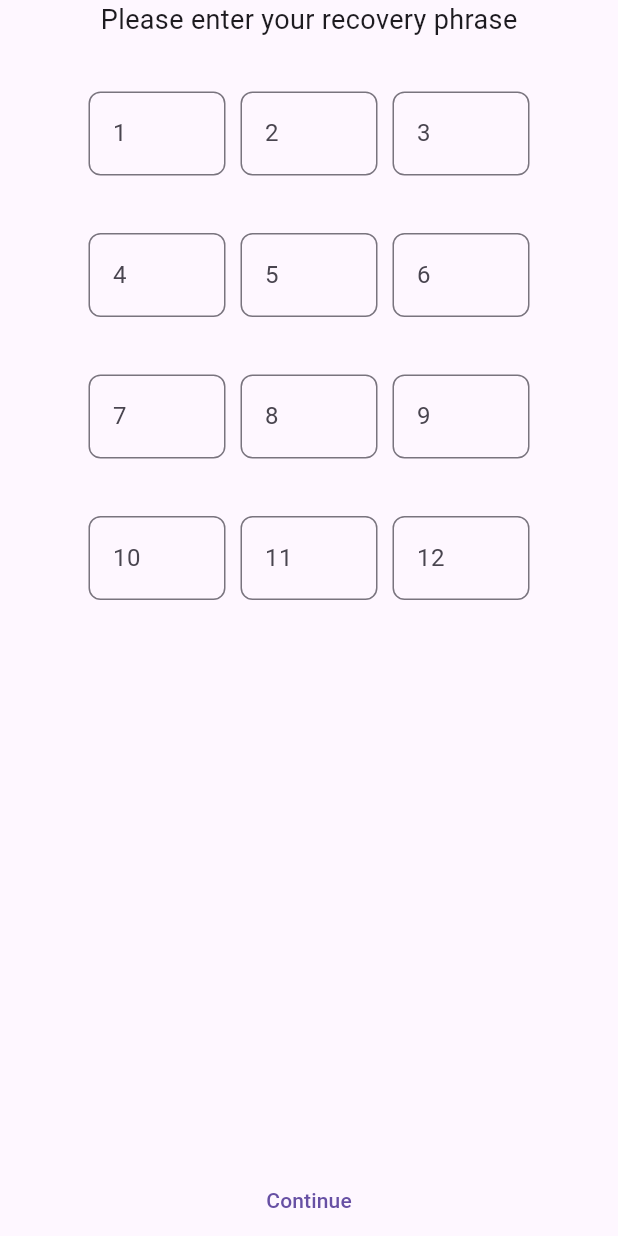
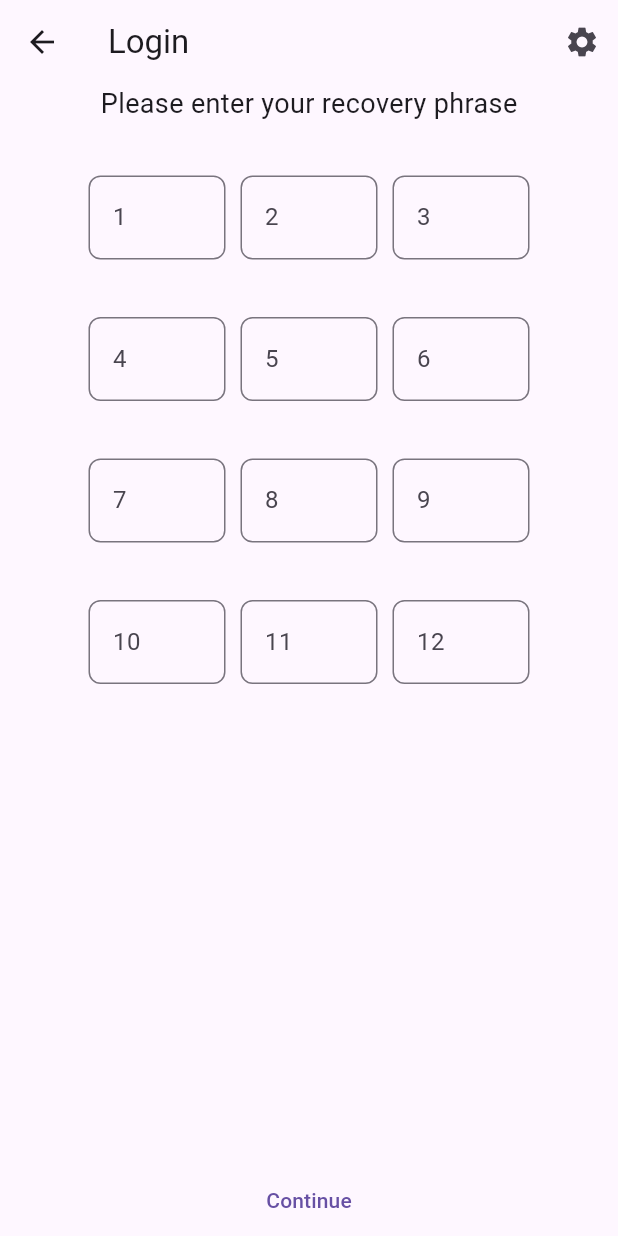
Before and after one commit to kirbir/ntv_flutter_wallet, a Flutter app: the screen it shows after launch, after a tap on "I have a recovery Phrase", on a phone screen of 412 x 824 dp. Run offline on Flutter 3.47's test engine with Material 3 defaults, Android fonts, the phone set to English and light mode, and no system bars; our stand-ins replace flutter_dotenv, go_router, shared_preferences; missing offline and left inert: bip39, solana.

Commit message:
Feature added: - custom app bar - generate phrase page - input phrase page - setup password page - setup account page - home page
Problems fixed:
- app bar not visible on all pages

Pages added:
- settings page
- home page
- generate phrase page
- input phrase page
- setup password page
- setup account page

Packages added:
- bip39
- shared_preferences
- go_router
- flutter_dotenv

Packages removed:
- flutter_secure_storage

```diff
--- a/lib/main.dart
+++ b/lib/main.dart
@@ -9,19 +9,27 @@ import 'package:ntv_flutter_wallet/pages/input_phrase.dart';
 import 'package:ntv_flutter_wallet/pages/login.dart';
 import 'package:ntv_flutter_wallet/pages/setup_account.dart';
 import 'package:ntv_flutter_wallet/pages/setup_password.dart';
+import 'package:flutter_dotenv/flutter_dotenv.dart';
 
 void main() async {
   // Set up the SettingsController, which will glue user settings to multiple
   // Flutter Widgets.
-
   final settingsController = SettingsController(SettingsService());
 
   // Load the user's preferred theme while the splash screen is displayed.
   // This prevents a sudden theme change when the app is first displayed.
+  WidgetsFlutterBinding.ensureInitialized();
+  await settingsController.loadSettings();
+  await dotenv.load(fileName: ".env");
 
-  await settingsController.loadSettings();
-
-  // Initialize our RPC client instead of the web3 connection
+  try {
+    await dotenv.load(fileName: ".env");
+    print("ENV loaded successfully"); // Debug print
+    print("DEMO_PHRASE: ${dotenv.env['DEMO_PHRASE']}"); // Debug print
+  } catch (e) {
+    print("Failed to load .env file: $e"); // Debug print
+    var loadError = "Failed to load .env file: $e";
+  }
 
   runApp(
     MyApp(
@@ -31,8 +39,9 @@ void main() async {
 }
 
 class MyApp extends StatelessWidget {
+  MyApp({super.key, required this.settingsController});
+
   final SettingsController settingsController;
-  MyApp({super.key, required this.settingsController});
 
   late final GoRouter _router = GoRouter(routes: <GoRoute>[
     GoRoute(
@@ -69,26 +78,26 @@ class MyApp extends StatelessWidget {
     GoRoute(
         path: '/home',
         builder: (context, state) {
-          return HomeScreen(
-            settingsController: settingsController,
-          );
+          return const HomeScreen();
         }),
   ]);
 
   @override
   Widget build(BuildContext context) {
-    return ListenableBuilder( // This is used to update the theme mode when the user changes the theme in the settings
+    return ListenableBuilder(
+      // This is used to update the theme mode when the user changes the theme in the settings
       listenable: settingsController,
-      builder: (BuildContext context, Widget? child) {
+      builder: (BuildContext context, _) {
         return MaterialApp.router(
-          // theme: ThemeData.dark().copyWith(
-          //   elevatedButtonTheme: ElevatedButtonThemeData(
-          //       style: ElevatedButton.styleFrom(
-          //     backgroundColor: Colors.blueGrey[500],
-          //   )),
-          //   primaryColor: Colors.grey[900],
-          //   scaffoldBackgroundColor: Colors.grey[850],
-          // ),
+          theme: ThemeData.light(), // Add light theme
+          darkTheme: ThemeData.dark().copyWith(
+            elevatedButtonTheme: ElevatedButtonThemeData(
+                style: ElevatedButton.styleFrom(
+              backgroundColor: Colors.blueGrey[500],
+            )),
+            primaryColor: Colors.grey[900],
+            scaffoldBackgroundColor: Colors.grey[850],
+          ),
           themeMode: settingsController.themeMode,
           debugShowCheckedModeBanner: false,
           routerConfig: _router,
--- a/lib/pages/generate_phrase.dart
+++ b/lib/pages/generate_phrase.dart
@@ -2,6 +2,7 @@ import 'package:flutter/material.dart';
 import 'package:flutter/services.dart';
 import 'package:bip39/bip39.dart' as bip39;
 import 'package:go_router/go_router.dart';
+import 'package:ntv_flutter_wallet/widgets/custom_app_bar.dart';
 
 class GeneratePhraseScreen extends StatefulWidget {
   const GeneratePhraseScreen({super.key});
@@ -23,7 +24,7 @@ class _GeneratePhraseScreenState extends State<GeneratePhraseScreen> {
 
   Widget build(BuildContext context) {
     return Scaffold(
-      appBar: AppBar(title: Text("Recovery Phrase")),
+      appBar: CustomAppBar(title: 'Login', showSettings: true),
       body: Column(
         mainAxisAlignment: MainAxisAlignment.start,
         children: [
--- a/lib/pages/input_phrase.dart
+++ b/lib/pages/input_phrase.dart
@@ -1,6 +1,7 @@
 import 'package:flutter/material.dart';
 import 'package:go_router/go_router.dart';
 import 'package:bip39/bip39.dart' as bip39;
+import 'package:ntv_flutter_wallet/widgets/custom_app_bar.dart';
 
 class InputPhraseScreen extends StatefulWidget {
   const InputPhraseScreen({super.key});
@@ -17,6 +18,7 @@ class _InputPhraseScreenState extends State<InputPhraseScreen> {
   @override
   Widget build(BuildContext context) {
     return Scaffold(
+      appBar: CustomAppBar(title: 'Login', showSettings: true),
       body: Column(
         mainAxisAlignment: MainAxisAlignment.spaceBetween,
         children: [
--- a/lib/pages/login.dart
+++ b/lib/pages/login.dart
@@ -1,6 +1,7 @@
 import 'package:flutter/material.dart';
-import 'package:flutter_secure_storage/flutter_secure_storage.dart';
 import 'package:go_router/go_router.dart';
+import 'package:shared_preferences/shared_preferences.dart';
+import 'package:ntv_flutter_wallet/widgets/custom_app_bar.dart';
 
 class LoginScreen extends StatefulWidget {
   const LoginScreen({super.key});
@@ -17,7 +18,6 @@ class _LoginScreenState extends State<LoginScreen> {
   String? password;
   bool _loading = true;
   String? key;
-  final storage = const FlutterSecureStorage();
 
   @override
   void initState() {
@@ -25,7 +25,7 @@ class _LoginScreenState extends State<LoginScreen> {
 
     _checkForSavedLogin().then((credentialsFound) {
       if (!credentialsFound) {
-        GoRouter.of(context).go("/setup");
+        GoRouter.of(context).push("/setup");
       } else {
         setState(() {
           _loading = false;
@@ -34,6 +34,7 @@ class _LoginScreenState extends State<LoginScreen> {
     });
   }
 
+  @override
   Widget build(BuildContext context) {
     if (_loading) {
       return const Center(
@@ -41,12 +42,13 @@ class _LoginScreenState extends State<LoginScreen> {
       );
     }
     return Scaffold(
+      appBar: CustomAppBar(title: 'Login', showSettings: true),
       body: SingleChildScrollView(
         child: Column(crossAxisAlignment: CrossAxisAlignment.start, children: [
           const SizedBox(height: 40),
           Center(
             child: Image.asset(
-              'assets/QuickNodeLogo.png',
+              'assets/images/Viking.png',
               width: 200,
             ),
           ),
@@ -83,7 +85,7 @@ class _LoginScreenState extends State<LoginScreen> {
                           });
                           return;
                         }
-                        GoRouter.of(context).go("/home");
+                        GoRouter.of(context).push("/home");
                         // Validation
                       }),
                   const SizedBox(height: 8),
@@ -113,8 +115,9 @@ class _LoginScreenState extends State<LoginScreen> {
   }
 
   Future<bool> _checkForSavedLogin() async {
-    key = await storage.read(key: 'mnemonic');
-    password = await storage.read(key: 'password');
+    final prefs = await SharedPreferences.getInstance();
+    key = prefs.getString('mnemonic');
+    password = prefs.getString('password');
     if (key == null || password == null) {
       return false;
     } else {
--- a/lib/pages/setup_account.dart
+++ b/lib/pages/setup_account.dart
@@ -1,5 +1,7 @@
 import 'package:flutter/material.dart';
 import 'package:go_router/go_router.dart';
+import 'package:flutter_dotenv/flutter_dotenv.dart';
+import 'package:ntv_flutter_wallet/widgets/custom_app_bar.dart';
 
 class SetUpScreen extends StatelessWidget {
   const SetUpScreen({super.key});
@@ -7,12 +9,16 @@ class SetUpScreen extends StatelessWidget {
   @override
   Widget build(BuildContext context) {
     return Scaffold(
-      appBar: AppBar(title: const Text('Set up account')),
+      appBar: CustomAppBar(title: 'Login', showSettings: true),
       body: Center(
         child: Column(
           mainAxisAlignment: MainAxisAlignment.center,
           crossAxisAlignment: CrossAxisAlignment.center,
           children: [
+            Image.asset(
+              'assets/images/Viking.png',
+              width: 200,
+            ),
             ElevatedButton(
               onPressed: () => context.push('/inputphrase'),
               child: const Text('I have a recovery Phrase'),
@@ -22,6 +28,27 @@ class SetUpScreen extends StatelessWidget {
               onPressed: () => context.push('/generatePhrase'),
               child: const Text('Generate new wallet'),
             ),
+                        ElevatedButton(
+              onPressed: () {
+                try{
+                final demoPhrase = dotenv.env['DEMO_PHRASE'];
+                if(demoPhrase != null){
+                context.push('/passwordSetup/$demoPhrase');
+                } else {
+                  print('DEMO_PHRASE not found in .env file');
+                }
+                } catch (e) {
+                  print('Failed to load .env file: $e');
+                  ScaffoldMessenger.of(context).showSnackBar(
+                     SnackBar(
+                      content: Text('Failed to load .env file, error is: $e'),
+                      duration: Duration(seconds: 3),
+                    ),
+                  );
+                }
+              },
+              child: const Text('Use DEMO Wallet'),
+            ),
           ],
         ),
       ),
--- a/lib/settings/settings_service.dart
+++ b/lib/settings/settings_service.dart
@@ -1,17 +1,20 @@
 import 'package:flutter/material.dart';
+import 'package:shared_preferences/shared_preferences.dart';
 
-/// A service that stores and retrieves user settings.
-///
-/// By default, this class does not persist user settings. If you'd like to
-/// persist the user settings locally, use the shared_preferences package. If
-/// you'd like to store settings on a web server, use the http package.
+
 class SettingsService {
-  /// Loads the User's preferred ThemeMode from local or remote storage.
-  Future<ThemeMode> themeMode() async => ThemeMode.system;
 
-  /// Persists the user's preferred ThemeMode to local or remote storage.
+  Future<ThemeMode> themeMode() async {
+    final prefs = await SharedPreferences.getInstance();
+    final themeIndex = prefs.getInt('themeMode') ?? 0;
+    return ThemeMode.values[themeIndex];
+  }
+
+
   Future<void> updateThemeMode(ThemeMode theme) async {
-    // Use the shared_preferences package to persist settings locally or the
-    // http package to persist settings over the network.
+    final prefs = await SharedPreferences.getInstance();
+    await prefs.setInt('themeMode', theme.index);
   }
+
+
 }
--- /dev/null
+++ b/lib/widgets/custom_app_bar.dart
@@ -0,0 +1,24 @@
+import 'package:flutter/material.dart';
+import 'package:go_router/go_router.dart';
+
+class CustomAppBar extends StatelessWidget implements PreferredSizeWidget {
+  final String title;
+  final bool showSettings;
+
+  const CustomAppBar(
+      {super.key, required this.title, required this.showSettings});
+
+  @override
+  Widget build(BuildContext context) {
+    return AppBar(title: Text(title), actions: [
+      if (showSettings)
+        IconButton(
+            onPressed: () => GoRouter.of(context).push("/settings"),
+            icon: Icon(Icons.settings))
+    ]);
+  }
+
+  @override
+  Size get preferredSize => const Size.fromHeight(kToolbarHeight);
+
+}
--- a/pubspec.yaml
+++ b/pubspec.yaml
@@ -12,12 +12,13 @@ dependencies:
   flutter_localizations:
     sdk: flutter
   intl: any
-  solana: ^0.30.0
+  solana: ^0.31.0
 
   http: ^1.1.0
-  flutter_secure_storage: ^9.2.2
   flutter_dotenv: ^5.2.1
   go_router: ^14.6.2
+  bip39: ^1.0.6
+  shared_preferences: ^2.3.3
 
 dev_dependencies:
   flutter_test:
@@ -28,4 +29,5 @@ flutter:
   uses-material-design: true
   generate: true
   assets:
+    - assets/images/
     - .env
```
Also changed, not shown: lib/pages/home.dart (+8 -18 lines), lib/pages/setup_password.dart (+11 -8 lines), Skjámynd 2024-12-09 184436.jpg (added), assets/images/Viking.png (added), pubspec.lock, 7 other files.
